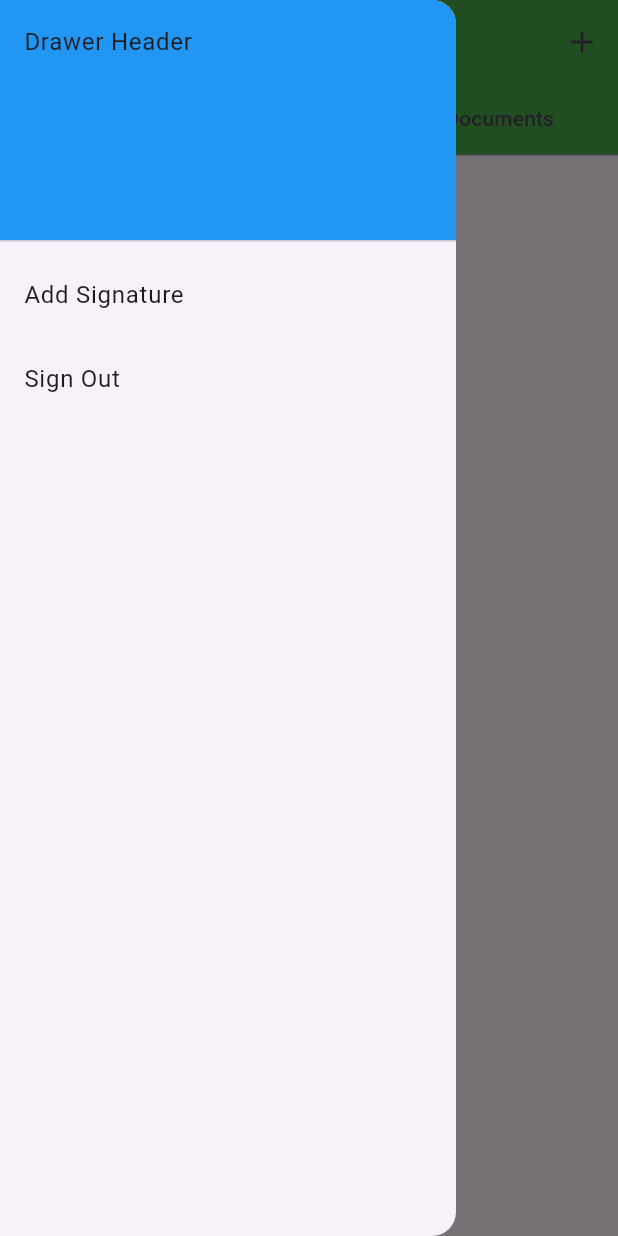
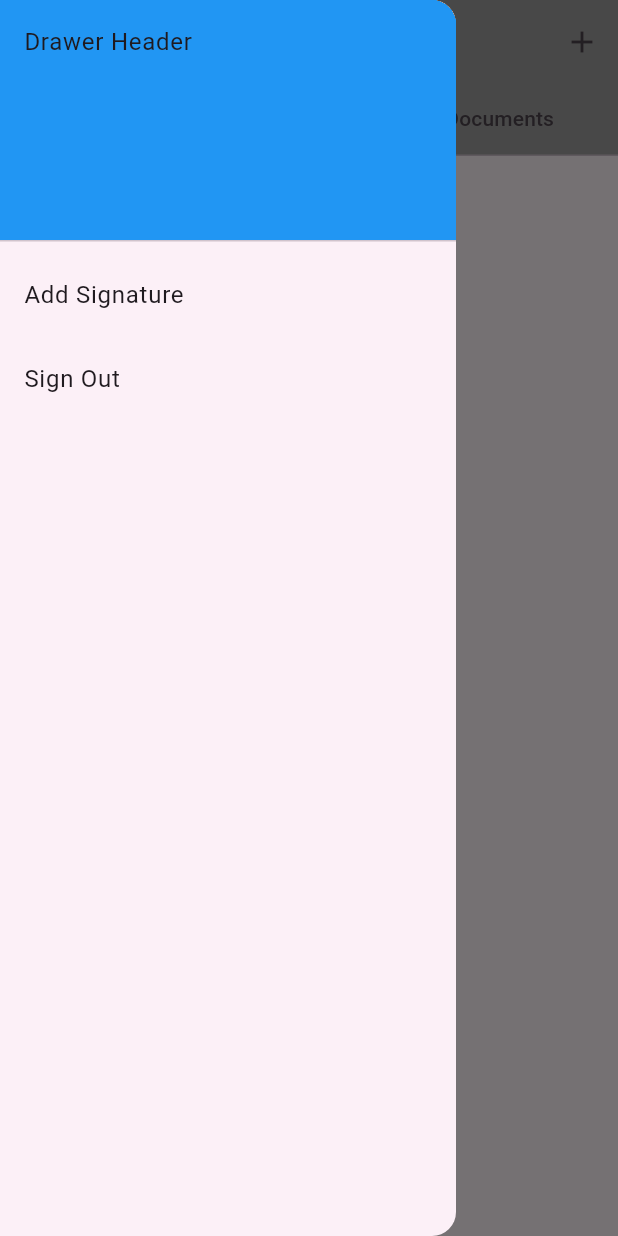
Before and after one commit to vishruth1997/Real-E-sign, a Flutter app: the screen it shows once a user with an empty profile is signed in, with the side drawer open, on a phone screen of 412 x 824 dp. Run offline on Flutter 3.47's test engine with Material 3 defaults, Android fonts, the phone set to English and light mode, and no system bars; our stand-ins replace cloud_firestore, file_picker, firebase_auth, firebase_core, firebase_storage, signature; accounts and stored records are empty; network calls fail.

Commit message:
updated listbuilder UI

```diff
--- a/real_e_sign/lib/main.dart
+++ b/real_e_sign/lib/main.dart
@@ -2,14 +2,12 @@ import 'package:flutter/material.dart';
 import 'pages/Login.dart';
 import 'firebase_options.dart';
 import 'package:firebase_core/firebase_core.dart';
-
 
 void main() async {
   WidgetsFlutterBinding.ensureInitialized();
   await Firebase.initializeApp(
     options: DefaultFirebaseOptions.currentPlatform,
   );
-
 
   runApp(const MyApp());
 }
@@ -19,6 +17,16 @@ class MyApp extends StatelessWidget {
   const MyApp({super.key});
   Widget build(BuildContext context) {
     return MaterialApp(
+      title: "Real E-Sign",
+      theme: ThemeData(
+        useMaterial3: true,
+
+        // Define the default brightness and colors.
+        colorScheme: ColorScheme.fromSeed(
+          seedColor: Colors.purple,
+
+        ),
+      ),
       debugShowCheckedModeBanner: false,
       home: const Login(),
     );
--- a/real_e_sign/lib/pages/HomePage.dart
+++ b/real_e_sign/lib/pages/HomePage.dart
@@ -73,7 +73,7 @@ class _HomePageState extends State<HomePage> {
                 },
                 icon: const Icon(Icons.add))
           ],
-          backgroundColor: Color.fromARGB(255, 71, 167, 75),
+          backgroundColor: Colors.grey
         ), // AppBar
         body: TabBarView(
           children: [
--- a/real_e_sign/lib/pages/LogIn.dart
+++ b/real_e_sign/lib/pages/LogIn.dart
@@ -28,15 +28,13 @@ class LoginState extends State<Login> {
                 child: Column(
               mainAxisAlignment: MainAxisAlignment.center,
               children: [
+                Spacer(flex:3),
                 Container(
                   margin: EdgeInsets.all(30),
                   child: Text(
                     'Welcome to Real E-Sign!',
                     style: Theme.of(context).textTheme.displaySmall,
                   ),
-                ),
-                Spacer(
-                  flex: 3,
                 ),
                 Container(
                   constraints: BoxConstraints(
```
Also changed, not shown: real_e_sign/lib/pages/document_list.dart (+6 -4 lines), real_e_sign/pubspec.lock, 3 other files. Lines whose indentation alone changed are shown as unchanged.
